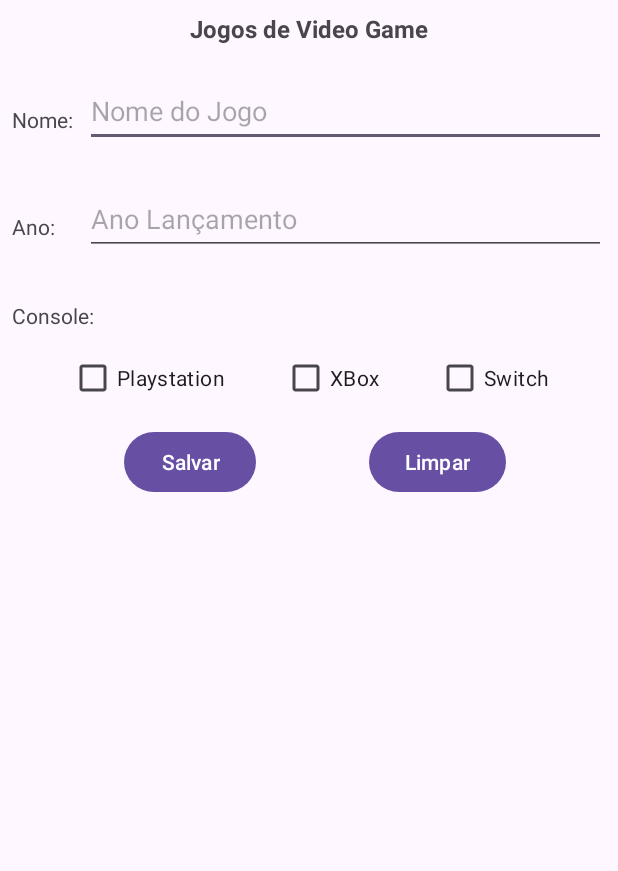
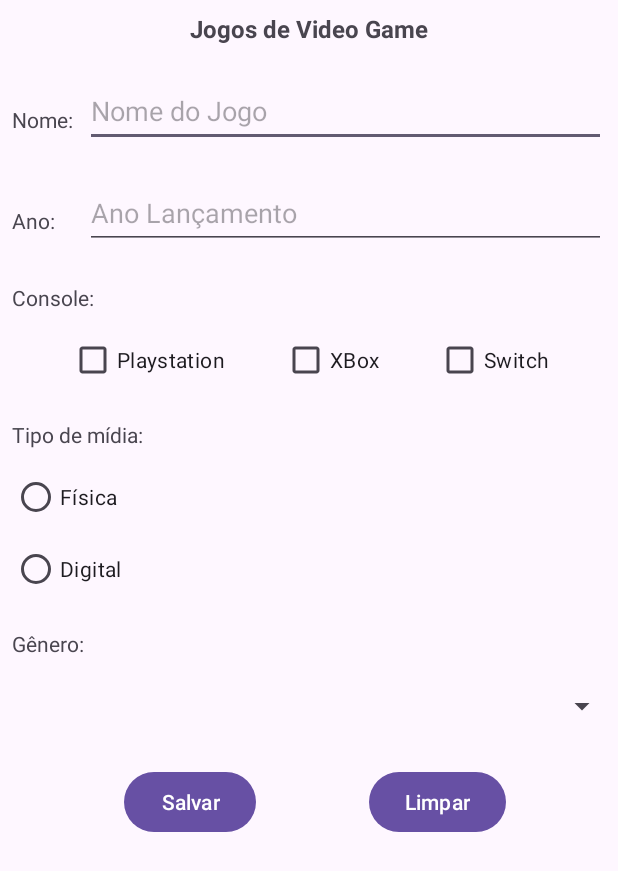
Before and after one commit to Jullianag/Projeto_UTFPR_Android_Java, an Android app: the screen it shows after launch (JogoActivity), on a phone screen of 412 x 824 dp. Shown: the top 871 px of the screen. Run offline under Robolectric (Android 15) with nearby library versions, the phone set to English and light mode, and no system bars.

Commit message:
Funcionalidades para radioButton e layout do spinner

```diff
--- a/app/src/main/java/br/edu/utfpr/colecaojogovideogame/JogoActivity.java
+++ b/app/src/main/java/br/edu/utfpr/colecaojogovideogame/JogoActivity.java
@@ -6,6 +6,7 @@ import android.text.TextUtils;
 import android.view.View;
 import android.widget.CheckBox;
 import android.widget.EditText;
+import android.widget.RadioGroup;
 import android.widget.Toast;
 
 import androidx.appcompat.app.AppCompatActivity;
@@ -19,6 +20,7 @@ public class JogoActivity extends AppCompatActivity {
 
     private EditText editTextNome, editTextAno;
     private CheckBox checkBoxPlay, checkBoxXBox, checkBoxSwitch;
+    private RadioGroup radioGroupTipoMidia;
 
     @Override
     protected void onCreate(Bundle savedInstanceState) {
@@ -30,6 +32,7 @@ public class JogoActivity extends AppCompatActivity {
         checkBoxPlay = findViewById(R.id.checkBoxPlay);
         checkBoxXBox = findViewById(R.id.checkBoxXBox);
         checkBoxSwitch = findViewById(R.id.checkBoxSwitch);
+        radioGroupTipoMidia = findViewById(R.id.radioGroupTipoMidia);
     }
 
     public void limparCampos(View view) {
@@ -39,6 +42,7 @@ public class JogoActivity extends AppCompatActivity {
         checkBoxPlay.setChecked(false);
         checkBoxXBox.setChecked(false);
         checkBoxSwitch.setChecked(false);
+        radioGroupTipoMidia.clearCheck();
 
         editTextNome.requestFocus();
 
@@ -136,10 +140,31 @@ public class JogoActivity extends AppCompatActivity {
             consoles.add(getString(R.string.nintendo_switch));
         }
 
+        int radioButtonId = radioGroupTipoMidia.getCheckedRadioButtonId();
+
+        String tipoMidia;
+
+        if (radioButtonId == R.id.radioButtonFisica) {
+            tipoMidia = getString(R.string.fisica);
+
+        } else {
+
+            if (radioButtonId == R.id.radioButtonDigital) {
+                tipoMidia = getString(R.string.digital);
+            } else {
+                Toast.makeText(this,
+                        R.string.e_obrigatorio_o_tipo_de_midia,
+                        Toast.LENGTH_LONG).show();
+
+                return;
+            }
+        }
+
         Toast.makeText(this,
                 getString(R.string.jogo_valor) + nome + "\n" +
                 getString(R.string.ano_valor) + ano + "\n" +
-                        TextUtils.join(", ", consoles),
+                        TextUtils.join(", ", consoles) + "\n" +
+                getString(R.string.midia) + tipoMidia,
                 Toast.LENGTH_LONG).show();
     }
 }
--- a/app/src/main/res/layout/activity_jogo.xml
+++ b/app/src/main/res/layout/activity_jogo.xml
@@ -54,7 +54,7 @@
         android:layout_width="wrap_content"
         android:layout_height="wrap_content"
         android:layout_marginStart="8dp"
-        android:layout_marginTop="52dp"
+        android:layout_marginTop="48dp"
         android:labelFor="@id/editTextAno"
         android:text="@string/ano_lancamento"
         app:layout_constraintEnd_toStartOf="@+id/editTextAno"
@@ -67,7 +67,7 @@
         android:layout_width="0dp"
         android:layout_height="48dp"
         android:layout_marginStart="20dp"
-        android:layout_marginTop="24dp"
+        android:layout_marginTop="20dp"
         android:layout_marginEnd="8dp"
         android:ems="10"
         android:hint="@string/ano_lancamento_valor"
@@ -82,7 +82,7 @@
         android:layout_width="wrap_content"
         android:layout_height="wrap_content"
         android:layout_marginStart="8dp"
-        android:layout_marginTop="40dp"
+        android:layout_marginTop="32dp"
         android:text="@string/console"
         app:layout_constraintStart_toStartOf="parent"
         app:layout_constraintTop_toBottomOf="@+id/textViewAno" />
@@ -120,18 +120,72 @@
         app:layout_constraintStart_toEndOf="@+id/checkBoxXBox"
         app:layout_constraintTop_toTopOf="@+id/checkBoxXBox" />
 
+    <TextView
+        android:id="@+id/textViewTipoMidia"
+        android:layout_width="wrap_content"
+        android:layout_height="wrap_content"
+        android:layout_marginStart="8dp"
+        android:layout_marginTop="16dp"
+        android:labelFor="@id/radioGroupTipoMidia"
+        android:text="@string/tipo_midia"
+        app:layout_constraintStart_toStartOf="parent"
+        app:layout_constraintTop_toBottomOf="@+id/checkBoxPlay" />
+
+    <RadioGroup
+        android:id="@+id/radioGroupTipoMidia"
+        android:layout_width="wrap_content"
+        android:layout_height="wrap_content"
+        android:layout_marginTop="8dp"
+        app:layout_constraintStart_toStartOf="@+id/textViewTipoMidia"
+        app:layout_constraintTop_toBottomOf="@+id/textViewTipoMidia">
+
+        <RadioButton
+            android:id="@+id/radioButtonFisica"
+            android:layout_width="match_parent"
+            android:layout_height="wrap_content"
+            android:text="@string/fisica" />
+
+        <RadioButton
+            android:id="@+id/radioButtonDigital"
+            android:layout_width="match_parent"
+            android:layout_height="wrap_content"
+            android:text="@string/digital" />
+    </RadioGroup>
+
+    <TextView
+        android:id="@+id/textViewGenero"
+        android:layout_width="wrap_content"
+        android:layout_height="wrap_content"
+        android:layout_marginStart="8dp"
+        android:layout_marginTop="16dp"
+        android:labelFor="@id/spinnerGenero"
+        android:text="@string/genero"
+        app:layout_constraintStart_toStartOf="parent"
+        app:layout_constraintTop_toBottomOf="@+id/radioGroupTipoMidia" />
+
+    <Spinner
+        android:id="@+id/spinnerGenero"
+        android:layout_width="0dp"
+        android:layout_height="48dp"
+        android:layout_marginStart="8dp"
+        android:layout_marginTop="8dp"
+        app:layout_constraintEnd_toEndOf="parent"
+        app:layout_constraintHorizontal_bias="0.0"
+        app:layout_constraintStart_toStartOf="parent"
+        app:layout_constraintTop_toBottomOf="@+id/textViewGenero" />
+
     <Button
         android:id="@+id/buttonSalvar"
         android:layout_width="wrap_content"
         android:layout_height="wrap_content"
         android:layout_marginStart="8dp"
-        android:layout_marginTop="8dp"
+        android:layout_marginTop="16dp"
         android:onClick="salvarValores"
         android:text="@string/salvar"
         app:layout_constraintEnd_toStartOf="@+id/buttonLimpar"
         app:layout_constraintHorizontal_bias="0.5"
         app:layout_constraintStart_toStartOf="parent"
-        app:layout_constraintTop_toBottomOf="@+id/checkBoxPlay" />
+        app:layout_constraintTop_toBottomOf="@+id/spinnerGenero" />
 
     <Button
         android:id="@+id/buttonLimpar"
--- a/app/src/main/res/values/strings.xml
+++ b/app/src/main/res/values/strings.xml
@@ -19,4 +19,10 @@
     <string name="xbox">XBox</string>
     <string name="nintendo_switch">Switch</string>
     <string name="deve_ser_marcado_pelo_menos_um_console">Deve ser marcado pelo menos um console!</string>
+    <string name="tipo_midia">Tipo de mídia:</string>
+    <string name="fisica">Física</string>
+    <string name="digital">Digital</string>
+    <string name="e_obrigatorio_o_tipo_de_midia">É obrigatório o tipo de mídia!</string>
+    <string name="midia">"Mídia: "</string>
+    <string name="genero">Gênero:</string>
 </resources>
```
